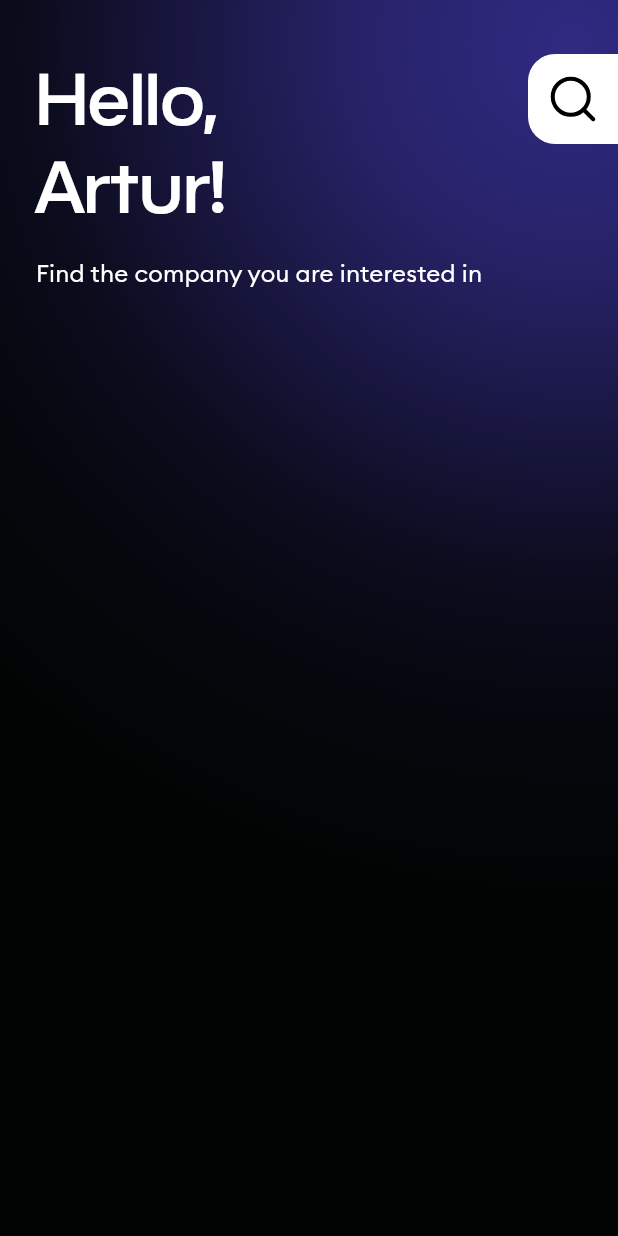
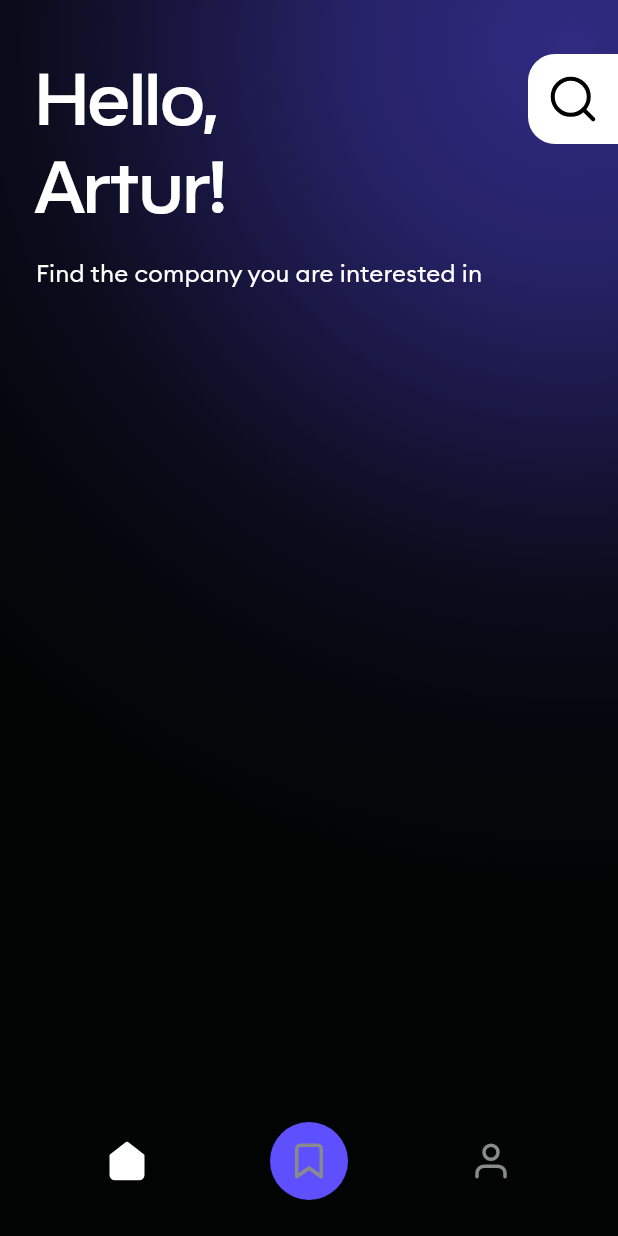
Before and after one commit to Artur-Wisniewski/company_insight, a Flutter app: the screen it shows after launch, on a phone screen of 412 x 824 dp. Run offline on Flutter 3.47's test engine with Material 3 defaults, Android fonts, the phone set to English and light mode, and no system bars; our stand-ins replace bloc, equatable, flutter_bloc, flutter_svg, gap, go_router.

Commit message:
Add bottom navigation bar widget

```diff
--- a/lib/core/styles/border_radii.dart
+++ b/lib/core/styles/border_radii.dart
@@ -9,4 +9,9 @@ class BorderRadii {
     topLeft: Radius.circular(BorderRadii.large),
     bottomLeft: Radius.circular(BorderRadii.large),
   );
+
+  static const BorderRadius largeTop = BorderRadius.only(
+    topLeft: Radius.circular(BorderRadii.large),
+    topRight: Radius.circular(BorderRadii.large),
+  );
 }
--- a/lib/core/styles/paddings.dart
+++ b/lib/core/styles/paddings.dart
@@ -8,7 +8,9 @@ class Paddings {
   static const double extraLarge = 36.0;
 
   static const EdgeInsets smallAll = EdgeInsets.all(small);
-  static const EdgeInsets extraLargeTop = EdgeInsets.only(top: extraLarge);
+  static const EdgeInsets largeAll = EdgeInsets.all(large);
   static const EdgeInsets extraLargeVertical = EdgeInsets.symmetric(vertical: extraLarge);
   static const EdgeInsets largeHorizontal = EdgeInsets.symmetric(horizontal: large);
+  static const EdgeInsets largeHorizontalSmallVertical = EdgeInsets.symmetric(horizontal: large, vertical: small);
+  static const EdgeInsets extraLargeTop = EdgeInsets.only(top: extraLarge);
 }
--- a/lib/core/styles/theme.dart
+++ b/lib/core/styles/theme.dart
@@ -23,7 +23,7 @@ ThemeData get darkTheme {
     cardColor: ColorPalette.darkGrey,
     dialogBackgroundColor: ColorPalette.violet,
     unselectedWidgetColor: ColorPalette.grey,
-    iconTheme: const IconThemeData(color: ColorPalette.black),
+    iconTheme: const IconThemeData(color: ColorPalette.white),
     textTheme: const TextTheme().copyWith(
       displayLarge: fonts.h1,
       displayMedium: fonts.h2,
--- a/lib/core/widgets/app_bottom_navigation_bar.dart
+++ /dev/null
@@ -1,10 +0,0 @@
-import 'package:flutter/material.dart';
-
-class AppBottomNavigationBar extends StatelessWidget {
-  const AppBottomNavigationBar({super.key});
-
-  @override
-  Widget build(BuildContext context) {
-    return Row(children: [],);
-  }
-}
--- /dev/null
+++ b/lib/core/widgets/app_bottom_navigation_bar/manager/bottom_navigation_bar_cubit.dart
@@ -0,0 +1,16 @@
+import 'package:bloc/bloc.dart';
+import 'package:equatable/equatable.dart';
+
+part 'bottom_navigation_bar_state.dart';
+
+class BottomNavigationBarCubit extends Cubit<BottomBarNavigationState> {
+  BottomNavigationBarCubit() : super(const BottomBarNavigationState(currentItem: BottomBarItems.home));
+
+  void changeItem(BottomBarItems item) {
+    emit(state.copyWith(currentItem: item));
+  }
+
+  void markNavigateOutsideShell(bool isNavigatedOutsideShell) {
+    emit(state.copyWith(isNavigatedOutsideShell: isNavigatedOutsideShell));
+  }
+}
--- /dev/null
+++ b/lib/core/widgets/app_bottom_navigation_bar/manager/bottom_navigation_bar_state.dart
@@ -0,0 +1,28 @@
+part of 'bottom_navigation_bar_cubit.dart';
+
+enum BottomBarItems {
+  home,
+  favorites,
+  profile,
+}
+
+class BottomBarNavigationState extends Equatable {
+  const BottomBarNavigationState({required this.currentItem, this.isNavigatedOutsideShell = false});
+
+  final BottomBarItems currentItem;
+
+  final bool isNavigatedOutsideShell;
+
+  BottomBarNavigationState copyWith({
+    BottomBarItems? currentItem,
+    bool? isNavigatedOutsideShell,
+  }) {
+    return BottomBarNavigationState(
+      currentItem: currentItem ?? this.currentItem,
+      isNavigatedOutsideShell: isNavigatedOutsideShell ?? this.isNavigatedOutsideShell,
+    );
+  }
+
+  @override
+  List<Object?> get props => [currentItem, isNavigatedOutsideShell];
+}
--- /dev/null
+++ b/lib/core/widgets/app_bottom_navigation_bar/widgets/animated_bottom_bar_icon.dart
@@ -0,0 +1,87 @@
+import 'package:company_insight_app/core/constants/assets.dart';
+import 'package:flutter/material.dart';
+import 'package:flutter_svg/flutter_svg.dart';
+
+class AnimatedBottomBarIcon extends StatefulWidget {
+  const AnimatedBottomBarIcon({
+    super.key,
+    required this.outlineIcon,
+    required this.fillIcon,
+    required this.isSelected,
+    this.selectedColor,
+    this.unselectedColor,
+    this.size = 28.0,
+  });
+
+  final AssetInfo outlineIcon;
+  final AssetInfo fillIcon;
+  final bool isSelected;
+  final Color? selectedColor;
+  final Color? unselectedColor;
+  final double size;
+
+  @override
+  State<AnimatedBottomBarIcon> createState() => _AnimatedBottomBarIconState();
+}
+
+class _AnimatedBottomBarIconState extends State<AnimatedBottomBarIcon> {
+  late bool isSelected;
+
+  @override
+  void initState() {
+    isSelected = widget.isSelected;
+    super.initState();
+  }
+
+  @override
+  void didUpdateWidget(covariant AnimatedBottomBarIcon oldWidget) {
+    if (oldWidget.isSelected != widget.isSelected) {
+      setState(() {
+        isSelected = widget.isSelected;
+      });
+    }
+    super.didUpdateWidget(oldWidget);
+  }
+
+  @override
+  Widget build(BuildContext context) {
+    late final Color color;
+    if (isSelected) {
+      color = widget.selectedColor ?? Theme.of(context).iconTheme.color!;
+    } else {
+      color = widget.unselectedColor ?? Theme.of(context).unselectedWidgetColor;
+    }
+
+    late final Widget icon;
+    if (isSelected) {
+      icon = SvgPicture.asset(
+        widget.fillIcon.path,
+        key: const ValueKey<bool>(true),
+        colorFilter: ColorFilter.mode(
+          color,
+          BlendMode.srcIn,
+        ),
+        width: widget.size,
+        height: widget.size,
+        semanticsLabel: widget.fillIcon.semanticsLabel,
+      );
+    } else {
+      icon = SvgPicture.asset(
+        widget.outlineIcon.path,
+        key: const ValueKey<bool>(false),
+        colorFilter: ColorFilter.mode(
+          color,
+          BlendMode.srcIn,
+        ),
+        width: widget.size,
+        height: widget.size,
+        semanticsLabel: widget.outlineIcon.semanticsLabel,
+      );
+    }
+
+    return AnimatedSwitcher(
+      duration: Durations.short4,
+      child: icon,
+    );
+  }
+}
--- /dev/null
+++ b/lib/core/widgets/app_bottom_navigation_bar/widgets/app_bottom_navigation_bar.dart
@@ -0,0 +1,81 @@
+import 'package:company_insight_app/core/constants/assets.dart';
+import 'package:company_insight_app/core/styles/border_radii.dart';
+import 'package:company_insight_app/core/styles/paddings.dart';
+import 'package:company_insight_app/core/widgets/app_bottom_navigation_bar/manager/bottom_navigation_bar_cubit.dart';
+import 'package:company_insight_app/core/widgets/app_bottom_navigation_bar/widgets/animated_bottom_bar_icon.dart';
+import 'package:company_insight_app/setup/router.dart';
+import 'package:flutter/material.dart';
+import 'package:flutter_bloc/flutter_bloc.dart';
+import 'package:go_router/go_router.dart';
+
+class AppBottomNavigationBar extends StatelessWidget {
+  const AppBottomNavigationBar({super.key});
+
+  void _onHomePressed(BuildContext context, BottomBarNavigationState state) {
+    if (state.currentItem == BottomBarItems.home) return;
+    context.read<BottomNavigationBarCubit>().changeItem(BottomBarItems.home);
+    context.go(RoutesPaths.home);
+  }
+
+  void _onFavoriteCompaniesPressed(BuildContext context, BottomBarNavigationState state) {
+    if (state.currentItem == BottomBarItems.favorites) return;
+    context.read<BottomNavigationBarCubit>().changeItem(BottomBarItems.favorites);
+    context.go(RoutesPaths.favoriteCompanies);
+  }
+
+  @override
+  Widget build(BuildContext context) {
+    return BlocBuilder<BottomNavigationBarCubit, BottomBarNavigationState>(
+      builder: (context, state) {
+        return SafeArea(
+          child: Container(
+            padding: Paddings.largeHorizontalSmallVertical,
+            decoration: BoxDecoration(
+              color: Theme.of(context).scaffoldBackgroundColor,
+              borderRadius: BorderRadii.largeTop,
+            ),
+            child: Row(
+              mainAxisAlignment: MainAxisAlignment.spaceAround,
+              children: [
+                IconButton(
+                  onPressed: () => _onHomePressed(context, state),
+                  padding: Paddings.largeAll,
+                  icon: AnimatedBottomBarIcon(
+                    isSelected: state.currentItem == BottomBarItems.home,
+                    outlineIcon: SvgAssets.homeOutline,
+                    fillIcon: SvgAssets.homeFill,
+                  ),
+                ),
+                IconButton(
+                  onPressed: () => _onFavoriteCompaniesPressed(context, state),
+                  padding: Paddings.smallAll,
+                  icon: Container(
+                    padding: Paddings.smallAll,
+                    decoration: BoxDecoration(
+                      color: Theme.of(context).colorScheme.primary,
+                      shape: BoxShape.circle,
+                    ),
+                    child: AnimatedBottomBarIcon(
+                      isSelected: state.currentItem == BottomBarItems.favorites,
+                      outlineIcon: SvgAssets.bookmarkOutline,
+                      fillIcon: SvgAssets.bookmarkFill,
+                    ),
+                  ),
+                ),
+                IconButton(
+                  onPressed: () {},
+                  padding: Paddings.largeAll,
+                  icon: AnimatedBottomBarIcon(
+                    isSelected: state.currentItem == BottomBarItems.profile,
+                    outlineIcon: SvgAssets.profileOutline,
+                    fillIcon: SvgAssets.profileFill,
+                  ),
+                ),
+              ],
+            ),
+          ),
+        );
+      },
+    );
+  }
+}
--- a/lib/core/widgets/search_bar.dart
+++ b/lib/core/widgets/search_bar.dart
@@ -28,7 +28,7 @@ class _AppSearchBarState extends State<AppSearchBar> {
           SvgAssets.search.path,
           semanticsLabel: SvgAssets.search.semanticsLabel,
           colorFilter: ColorFilter.mode(
-            Theme.of(context).iconTheme.color!,
+            Theme.of(context).colorScheme.onSecondary,
             BlendMode.srcIn,
           ),
         ),
--- a/lib/setup/router.dart
+++ b/lib/setup/router.dart
@@ -1,4 +1,4 @@
-import 'package:company_insight_app/core/widgets/app_bottom_navigation_bar.dart';
+import 'package:company_insight_app/core/widgets/app_bottom_navigation_bar/widgets/app_bottom_navigation_bar.dart';
 import 'package:company_insight_app/features/home/presentation/pages/home_screen.dart';
 import 'package:flutter/material.dart';
 import 'package:go_router/go_router.dart';
--- a/lib/setup/start_app.dart
+++ b/lib/setup/start_app.dart
@@ -1,8 +1,10 @@
 import 'package:company_insight_app/core/styles/theme.dart';
+import 'package:company_insight_app/core/widgets/app_bottom_navigation_bar/manager/bottom_navigation_bar_cubit.dart';
 import 'package:company_insight_app/setup/router.dart';
 import 'package:company_insight_app/translations/l10n.dart';
 import 'package:flutter/material.dart';
 import 'package:flutter/services.dart';
+import 'package:flutter_bloc/flutter_bloc.dart';
 import 'package:flutter_localizations/flutter_localizations.dart';
 
 class StartApp extends StatelessWidget {
@@ -10,7 +12,11 @@ class StartApp extends StatelessWidget {
 
   @override
   Widget build(BuildContext context) {
-    return AnnotatedRegion(
+    return MultiBlocProvider(
+      providers: [
+        BlocProvider(create: (_) => BottomNavigationBarCubit()),
+      ],
+      child: AnnotatedRegion(
         value: const SystemUiOverlayStyle(
           statusBarColor: Colors.transparent,
           statusBarIconBrightness: Brightness.light,
@@ -28,6 +34,7 @@ class StartApp extends StatelessWidget {
           routerConfig: router,
           supportedLocales: L10n.delegate.supportedLocales,
         ),
+      ),
     );
   }
 }
--- a/pubspec.yaml
+++ b/pubspec.yaml
@@ -22,6 +22,7 @@ dependencies:
   freezed: ^2.4.5
   get_it: ^7.6.4
   bloc_test: ^9.1.5
+  bloc: ^8.1.2
   mockito: ^5.4.3
   gap: ^3.0.1
   flutter_localizations:
@@ -37,7 +38,7 @@ dependencies:
 dev_dependencies:
   flutter_test:
     sdk: flutter
-  flutter_lints: ^2.0.0
+  flutter_lints: ^3.0.2
   build_runner: ^2.4.7
   injectable_generator: ^2.4.1
   json_serializable: ^6.7.1
```
Also changed, not shown: pubspec.lock. Lines whose indentation alone changed are shown as unchanged.
